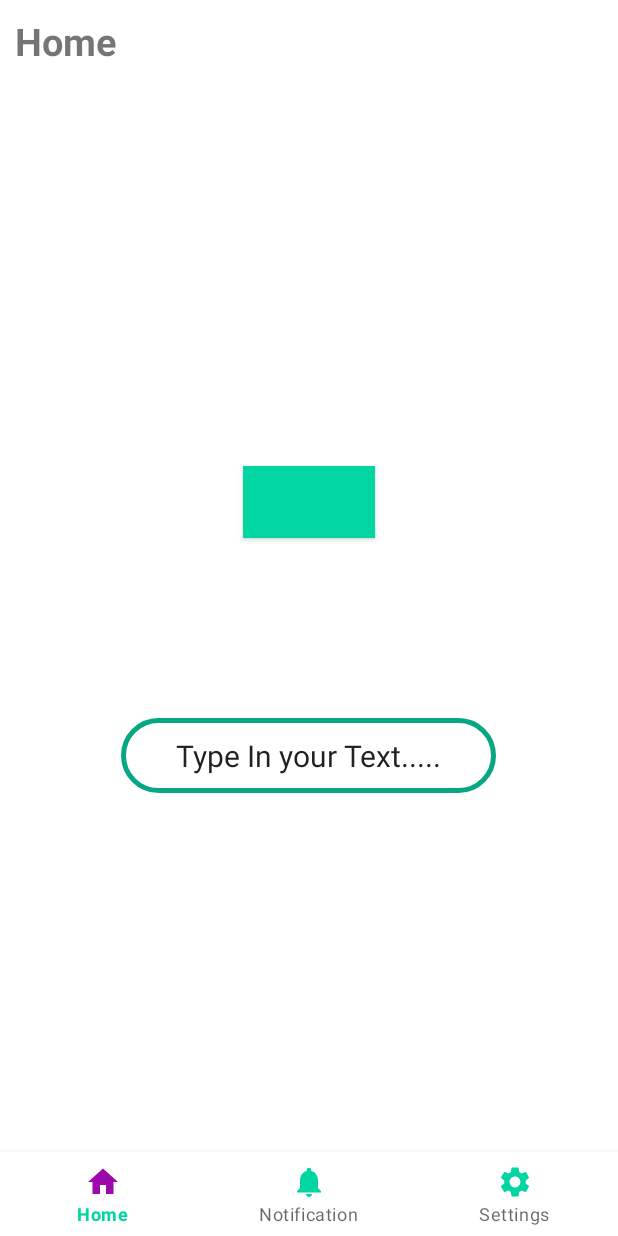
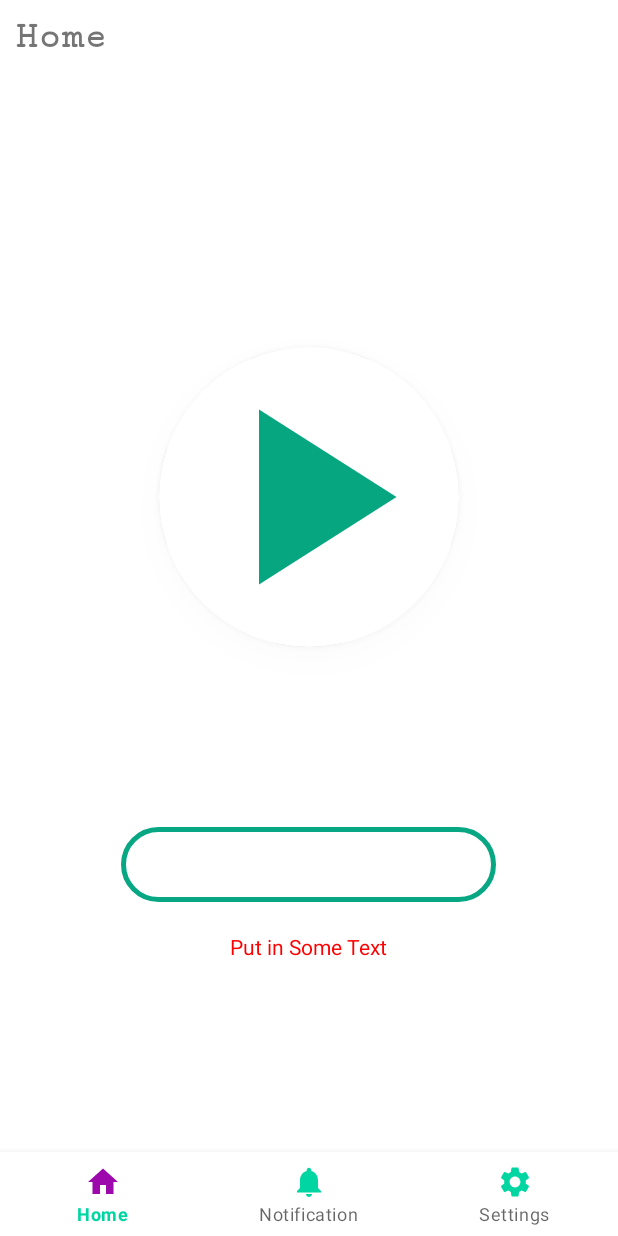
Before and after one commit to AgborSuccess/Pronounce, an Android app: the screen it shows after launch (MainActivity), after a tap on an icon or button, on a phone screen of 412 x 824 dp. Run offline under Robolectric (Android 15) with nearby library versions, the phone set to English and light mode, and no system bars; our stand-ins replace navigation-ui; plain views replace BlastVisualizer.

Commit message:
Made the TTS to work and Stopped the app from crashing, and I've also Implemented the settings fragment to pass data And Added a way to save already data

```diff
--- a/app/src/main/java/com/example/pronouncetwo/ui/home/HomeFragment.java
+++ b/app/src/main/java/com/example/pronouncetwo/ui/home/HomeFragment.java
@@ -2,7 +2,9 @@ package com.example.pronouncetwo.ui.home;
 
 import static android.graphics.Color.rgb;
 
+import android.content.Context;
 import android.content.Intent;
+import android.content.SharedPreferences;
 import android.graphics.Color;
 import android.os.Bundle;
 import android.speech.tts.TextToSpeech;
@@ -36,7 +38,8 @@ public class HomeFragment extends Fragment implements TextToSpeech.OnInitListene
     private FragmentHomeBinding binding;
     private TextToSpeech TTS;
     private TextView confirmationText;
-    private Button playButton;
+    private ImageButton playButton;
+    private EditText txt;
 
     private float pitch;
     private float speed;
@@ -61,7 +64,7 @@ public class HomeFragment extends Fragment implements TextToSpeech.OnInitListene
         homeViewModel.getText().observe(getViewLifecycleOwner(), textView::setText);
 
         playButton = binding.PlayButton;
-        EditText txt = binding.TxtToSpeechEditText;
+        txt = binding.TxtToSpeechEditText;
         confirmationText = binding.TTSconfirmation;
 
         NotificationsViewModel notificationsViewModel = new ViewModelProvider(this).get(NotificationsViewModel.class);
@@ -87,6 +90,8 @@ public class HomeFragment extends Fragment implements TextToSpeech.OnInitListene
                     case MotionEvent.ACTION_UP:
                         view.setBackgroundColor(Color.WHITE);
                         break;
+                    default:
+                        view.setBackgroundColor(Color.WHITE);
                 }
                 return false;
             }
@@ -97,7 +102,16 @@ public class HomeFragment extends Fragment implements TextToSpeech.OnInitListene
             @Override
             public void onClick(View v) {
                 String text = txt.getText().toString();
-                speak(text);
+
+                if (text.isEmpty() == true){
+                    confirmationText.setText("Put in Some Text");
+                    confirmationText.setTextColor(rgb(255, 0, 0));
+                }else{
+                    speak(text);
+                    confirmationText.setText("TTS Running....");
+                    confirmationText.setTextColor(rgb(0, 255, 0));
+                }
+
             }
         });
 
@@ -168,4 +182,38 @@ public class HomeFragment extends Fragment implements TextToSpeech.OnInitListene
         });
 
     }
+
+
+
+    @Override
+    public void onPause() {
+        super.onPause();
+
+        // Get the shared preferences
+        SharedPreferences sharedPreferences = getActivity().getSharedPreferences("MY_PREFERENCES", Context.MODE_PRIVATE);
+
+        // Get the editor
+        SharedPreferences.Editor editor = sharedPreferences.edit();
+
+        // Store the value of the EditText in the shared preferences
+        editor.putString("edit_text_value", txt.getText().toString());
+
+        // Commit the changes
+        editor.apply();
+    }
+
+    @Override
+    public void onResume() {
+        super.onResume();
+
+        // Get the shared preferences
+        SharedPreferences sharedPreferences = getActivity().getSharedPreferences("MY_PREFERENCES", Context.MODE_PRIVATE);
+
+        // Retrieve the value of the EditText from the shared preferences
+        String editTextValue = sharedPreferences.getString("edit_text_value", "");
+
+        // Set the value of the EditText
+        txt.setText(editTextValue);
+    }
+
 }
--- a/app/src/main/res/drawable/ic_baseline_play_arrow_24.xml
+++ b/app/src/main/res/drawable/ic_baseline_play_arrow_24.xml
@@ -1,5 +1,5 @@
-<vector android:height="24dp" android:tint="#06A681"
+<vector android:height="200dp" android:tint="#06A681"
     android:viewportHeight="24" android:viewportWidth="24"
-    android:width="24dp" xmlns:android="http://schemas.android.com/apk/res/android">
+    android:width="200dp" xmlns:android="http://schemas.android.com/apk/res/android">
     <path android:fillColor="@android:color/white" android:pathData="M8,5v14l11,-7z"/>
 </vector>
--- a/app/src/main/res/layout/fragment_dashboard.xml
+++ b/app/src/main/res/layout/fragment_dashboard.xml
@@ -16,6 +16,7 @@
             android:layout_width="wrap_content"
             android:layout_height="wrap_content"
             android:id="@+id/text_dashboard"
+            android:fontFamily="serif-monospace"
             android:textSize="25sp"
             android:textStyle="bold"
             android:padding="10dp"/>
--- a/app/src/main/res/layout/fragment_home.xml
+++ b/app/src/main/res/layout/fragment_home.xml
@@ -17,6 +17,7 @@
             android:layout_width="wrap_content"
             android:layout_height="wrap_content"
             android:text="Home"
+            android:fontFamily="serif-monospace"
             android:textSize="25sp"
             android:textStyle="bold"
             android:padding="10dp"/>
@@ -32,24 +33,28 @@
         android:gravity="center"
         android:orientation="vertical">
 
-        <LinearLayout
-            android:layout_width="wrap_content"
-            android:layout_height="wrap_content"
-            android:orientation="horizontal" />
 
 
 
 
 
-
-        <Button
-            android:id="@+id/PlayButton"
+        <androidx.cardview.widget.CardView
             android:layout_width="wrap_content"
             android:layout_height="wrap_content"
-            android:background="@drawable/neumorphic_button_background"
-            android:elevation="4dp"
-            android:src="@drawable/ic_baseline_play_arrow_24"
-             />
+            app:cardCornerRadius="1000dp"
+            app:cardElevation="10dp">
+            <ImageButton
+                android:id="@+id/PlayButton"
+                android:layout_width="wrap_content"
+                android:layout_height="wrap_content"
+                android:background="@drawable/transparent"
+                android:elevation="4dp"
+                android:src="@drawable/ic_baseline_play_arrow_24"
+                />
+
+        </androidx.cardview.widget.CardView>
+
+
 
 
 
--- a/app/src/main/res/layout/fragment_notifications.xml
+++ b/app/src/main/res/layout/fragment_notifications.xml
@@ -18,6 +18,7 @@
             android:layout_height="wrap_content"
             android:id="@+id/text_notifications"
             android:textSize="25sp"
+            android:fontFamily="serif-monospace"
             android:textStyle="bold"
             android:padding="10dp"/>
     </LinearLayout>
```
Also changed, not shown: app/src/main/res/layout/notifications_layout.xml (+23 -13 lines), app/src/main/res/values/strings.xml (+11 -0 lines).
